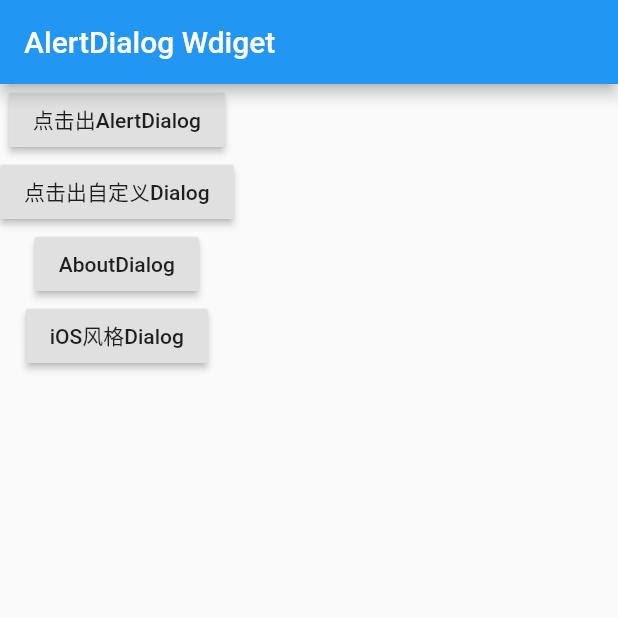
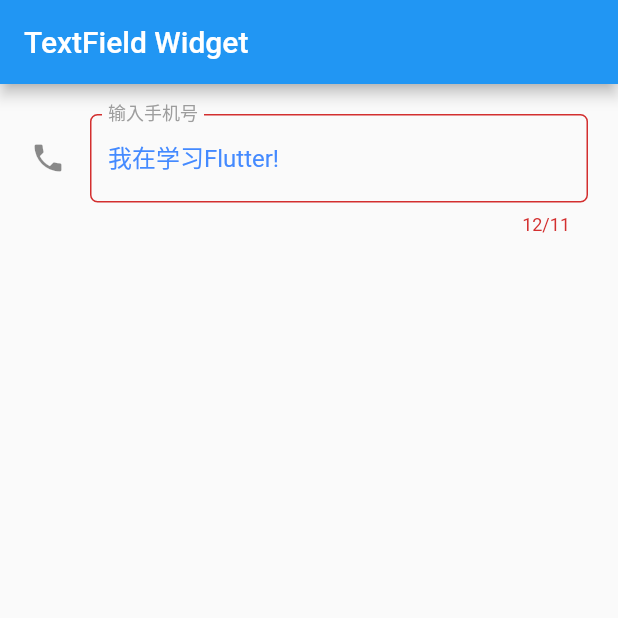
Before and after one commit to SeptemberMaples/study-section, a Flutter app: the screen it shows after launch, on a phone screen of 412 x 824 dp, the top half of it. Run offline on Flutter 3.47's test engine with Material 2 defaults, Android fonts, the phone set to English and light mode, and no system bars.

Commit message:
flutter TextField Widget

```diff
--- /dev/null
+++ b/flutter_study/lib/flutter_05/text_field_widget.dart
@@ -0,0 +1,77 @@
+import 'package:flutter/material.dart';
+
+class TextFieldWidgetSample extends StatefulWidget {
+  TextFieldWidgetSample({Key key}) : super(key: key);
+
+  _TextFieldWidgetSampleState createState() => _TextFieldWidgetSampleState();
+}
+
+class _TextFieldWidgetSampleState extends State<TextFieldWidgetSample> {
+
+  // 通过controller监听 TextField 输入值的变化。 同 onChanged
+  TextEditingController _controller;
+  @override
+  void initState(){
+    super.initState();
+    _controller = TextEditingController();
+    // 在任何时候想获取输入框文本内容就直接调用：_controller.text
+    //设置默认值
+    _controller.text="我在学习Flutter!";
+    // 监听变化
+    _controller.addListener((){
+      String _text = _controller.text;  // TextField 当前值
+      print('$_text');
+    });
+  }
+
+  // onChanged, text是当前输入框的值
+  _handleChange(text){
+    print(text);
+  }
+
+  @override
+  Widget build(BuildContext context) {
+    return Scaffold(
+      appBar: AppBar(
+        title: Text('TextField Widget'),
+      ),
+      body: Container(
+        child: Column(
+          children: <Widget>[
+            Padding(
+              padding: EdgeInsets.all(20.0),
+              child: TextField(
+                // 输入文本样式
+                style: TextStyle(color: Colors.blueAccent),
+                maxLength: 11,
+                // 输入类型
+                keyboardType: TextInputType.phone,
+                // 设置样式
+                decoration: const InputDecoration(
+                  //左侧显示的图标
+                  icon: Icon(Icons.phone),
+                  // 输入框顶部提示信息
+                  labelText: '输入手机号',
+                  labelStyle: TextStyle(color: Colors.grey),
+                  helperText: '提示：11位手机号码',
+                  border: OutlineInputBorder(
+                    borderSide: BorderSide(color: Colors.grey),
+                    borderRadius: BorderRadius.all(Radius.circular(5.0))
+                  ),
+                  focusedBorder: OutlineInputBorder(
+                    borderSide: BorderSide(color: Colors.red)
+                  )
+                ),
+
+                // onChanged 监听
+                onChanged: _handleChange,
+                controller: _controller,
+              ),
+            )
+
+          ],
+        ),
+      ),
+    );
+  }
+}
--- a/flutter_study/lib/main.dart
+++ b/flutter_study/lib/main.dart
@@ -4,7 +4,8 @@ import 'package:flutter/material.dart';
 // import 'flutter_03/button_widget.dart';
 // import 'flutter_04/appbar_widget2.dart';
 // import 'flutter_04/icon_widget.dart';
-import 'flutter_04/alert_dialog_widget.dart';
+// import 'flutter_04/alert_dialog_widget.dart';
+import 'flutter_05/text_field_widget.dart';
 
 void main() => runApp(MyApp());
 
@@ -26,7 +27,7 @@ class MyApp extends StatelessWidget {
         // is not restarted.
         primarySwatch: Colors.blue,
       ),
-      home: AlertDialogWidgetSample() //MyHomePage(title: 'Flutter Demo Home Page'),
+      home: TextFieldWidgetSample() //MyHomePage(title: 'Flutter Demo Home Page'),
     );
   }
 }
```
